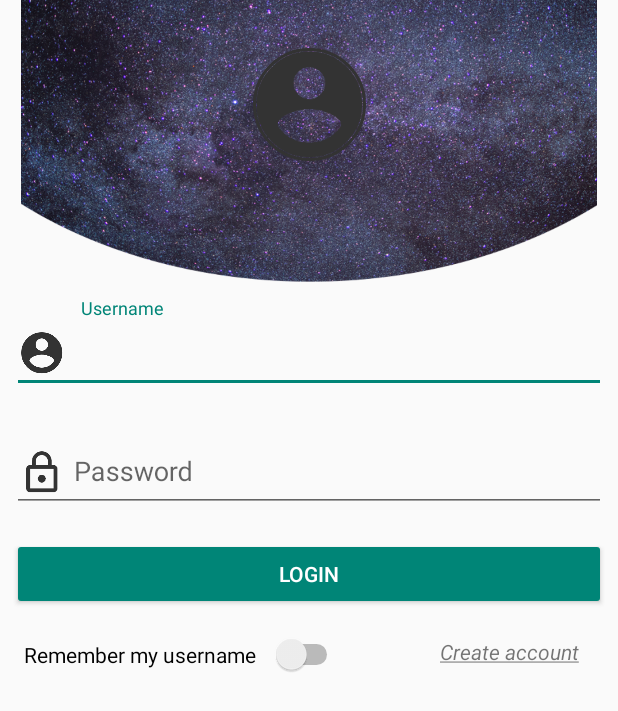
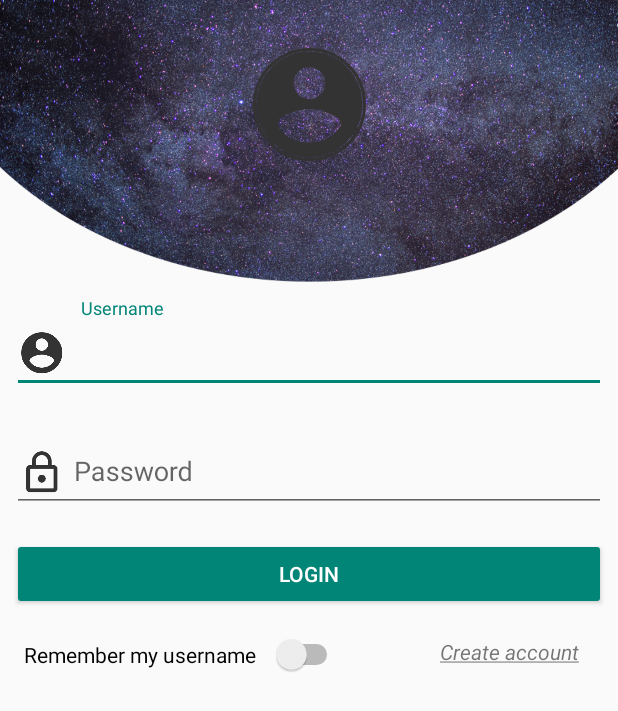
Before and after one commit to Oxmose/PassLock, an Android app: the screen it shows after launch (LoginActivity), on a phone screen of 412 x 824 dp. Shown: the top 711 px of the screen. Run offline under Robolectric (Android 15) with nearby library versions, the phone set to English and light mode, and no system bars; our stand-ins replace Room's generated code; libraries missing offline, so code that uses them is left out: com.mikhaellopez.circularimageview; plain views replace CircularImageView; 2 statements that could not run were skipped.

Commit message:
Fixed design issues when rotating screen

```diff
--- a/app/src/main/java/io/github/oxmose/passlock/LoginActivity.java
+++ b/app/src/main/java/io/github/oxmose/passlock/LoginActivity.java
@@ -38,16 +38,6 @@
 
         /* TODO REMOVE FOR DEV PURPOSE ONLY */
 
-        User loggedUser = checkLogin("Oxmose", "oxmose");
-        if(loggedUser != null) {
-            /* We logged in */
-
-            Intent i = new Intent(LoginActivity.this, MainActivity.class);
-            i.putExtra("username", loggedUser.getUsername());
-            i.putExtra("decryptionKey", "oxmose");
-            startActivity(i);
-
-        }
 
         /* Set the UI depending on the settings */
         setUI();
--- a/app/src/main/res/layout/activity_login.xml
+++ b/app/src/main/res/layout/activity_login.xml
@@ -1,16 +1,22 @@
 <?xml version="1.0" encoding="utf-8"?>
-<android.support.constraint.ConstraintLayout xmlns:android="http://schemas.android.com/apk/res/android"
+<ScrollView xmlns:android="http://schemas.android.com/apk/res/android"
     xmlns:app="http://schemas.android.com/apk/res-auto"
     xmlns:tools="http://schemas.android.com/tools"
     android:layout_width="match_parent"
     android:layout_height="match_parent"
+    android:isScrollContainer="true"
     tools:context=".LoginActivity">
+
+    <android.support.constraint.ConstraintLayout
+        android:layout_width="match_parent"
+        android:layout_height="wrap_content">
 
         <ImageView
             android:id="@+id/activity_login_header_imageview"
-        android:layout_width="384dp"
+            android:layout_width="0dp"
             android:layout_height="190dp"
-        android:scaleType="centerCrop"
+            android:cropToPadding="true"
+            android:scaleType="fitXY"
             app:layout_constraintEnd_toEndOf="parent"
             app:layout_constraintStart_toStartOf="parent"
             app:layout_constraintTop_toTopOf="parent"
@@ -163,3 +169,4 @@
 
 
     </android.support.constraint.ConstraintLayout>
+    </ScrollView>
--- a/app/src/main/res/layout/app_bar_main.xml
+++ b/app/src/main/res/layout/app_bar_main.xml
@@ -14,8 +14,8 @@
         <android.support.v7.widget.Toolbar
             android:id="@+id/toolbar"
             android:layout_width="match_parent"
-            android:layout_height="?attr/actionBarSize"
-            android:background="@color/colorPrimary"
+            android:layout_height="40dp"
+            android:background="@color/mainTextColor"
             app:popupTheme="@style/PopupOverlay"
             app:title="PassLock"
             app:titleTextColor="@android:color/background_light" />
```
Lines whose indentation alone changed are shown as unchanged.
